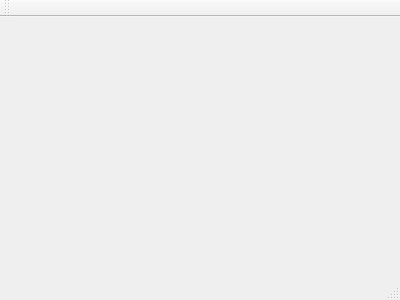
First picture: the form in mainwindow.ui, repository azlan/xiew, before the edit.
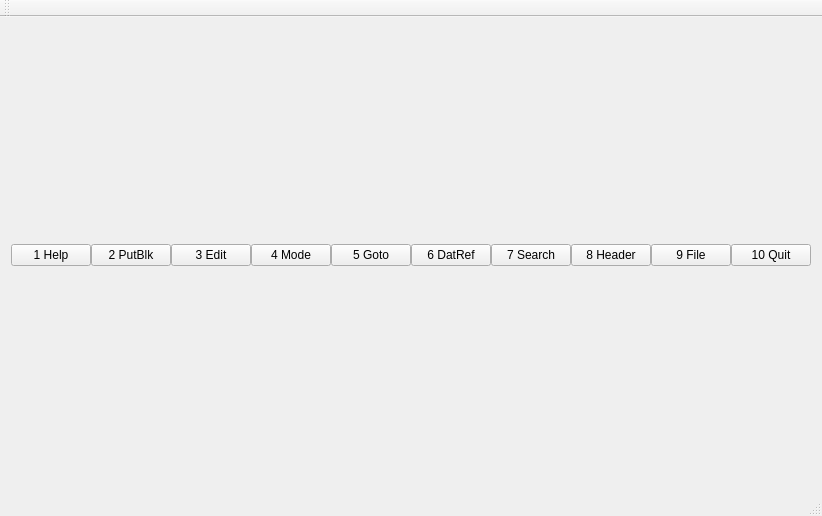
Second picture: the form after the edit.

Commit message: Added buttons and keypress

Diff of the .ui file:
```diff
--- a/mainwindow.ui
+++ b/mainwindow.ui
@@ -6,8 +6,8 @@
    <rect>
     <x>0</x>
     <y>0</y>
-    <width>400</width>
-    <height>300</height>
+    <width>770</width>
+    <height>516</height>
    </rect>
   </property>
   <property name="windowTitle">
@@ -16,7 +16,144 @@
   <widget class="QWidget" name="centralWidget">
    <layout class="QVBoxLayout" name="verticalLayout_2">
     <item>
-     <layout class="QVBoxLayout" name="verticalLayout"/>
+     <layout class="QHBoxLayout" name="layoutMain"/>
+    </item>
+    <item>
+     <layout class="QHBoxLayout" name="horizontalLayout">
+      <property name="spacing">
+       <number>0</number>
+      </property>
+      <item>
+       <widget class="QPushButton" name="pushButtonF1">
+        <property name="sizePolicy">
+         <sizepolicy hsizetype="Expanding" vsizetype="Fixed">
+          <horstretch>0</horstretch>
+          <verstretch>0</verstretch>
+         </sizepolicy>
+        </property>
+        <property name="text">
+         <string>1 Help</string>
+        </property>
+       </widget>
+      </item>
+      <item>
+       <widget class="QPushButton" name="pushButtonF2">
+        <property name="sizePolicy">
+         <sizepolicy hsizetype="Expanding" vsizetype="Fixed">
+          <horstretch>0</horstretch>
+          <verstretch>0</verstretch>
+         </sizepolicy>
+        </property>
+        <property name="text">
+         <string>2 PutBlk</string>
+        </property>
+       </widget>
+      </item>
+      <item>
+       <widget class="QPushButton" name="pushButtonF3">
+        <property name="sizePolicy">
+         <sizepolicy hsizetype="Expanding" vsizetype="Fixed">
+          <horstretch>0</horstretch>
+          <verstretch>0</verstretch>
+         </sizepolicy>
+        </property>
+        <property name="text">
+         <string>3 Edit</string>
+        </property>
+       </widget>
+      </item>
+      <item>
+       <widget class="QPushButton" name="pushButtonF4">
+        <property name="sizePolicy">
+         <sizepolicy hsizetype="Expanding" vsizetype="Fixed">
+          <horstretch>0</horstretch>
+          <verstretch>0</verstretch>
+         </sizepolicy>
+        </property>
+        <property name="text">
+         <string>4 Mode</string>
+        </property>
+       </widget>
+      </item>
+      <item>
+       <widget class="QPushButton" name="pushButtonF5">
+        <property name="sizePolicy">
+         <sizepolicy hsizetype="Expanding" vsizetype="Fixed">
+          <horstretch>0</horstretch>
+          <verstretch>0</verstretch>
+         </sizepolicy>
+        </property>
+        <property name="text">
+         <string>5 Goto</string>
+        </property>
+       </widget>
+      </item>
+      <item>
+       <widget class="QPushButton" name="pushButtonF6">
+        <property name="sizePolicy">
+         <sizepolicy hsizetype="Expanding" vsizetype="Fixed">
+          <horstretch>0</horstretch>
+          <verstretch>0</verstretch>
+         </sizepolicy>
+        </property>
+        <property name="text">
+         <string>6 DatRef</string>
+        </property>
+       </widget>
+      </item>
+      <item>
+       <widget class="QPushButton" name="pushButtonF7">
+        <property name="sizePolicy">
+         <sizepolicy hsizetype="Expanding" vsizetype="Fixed">
+          <horstretch>0</horstretch>
+          <verstretch>0</verstretch>
+         </sizepolicy>
+        </property>
+        <property name="text">
+         <string>7 Search</string>
+        </property>
+       </widget>
+      </item>
+      <item>
+       <widget class="QPushButton" name="pushButtonF8">
+        <property name="sizePolicy">
+         <sizepolicy hsizetype="Expanding" vsizetype="Fixed">
+          <horstretch>0</horstretch>
+          <verstretch>0</verstretch>
+         </sizepolicy>
+        </property>
+        <property name="text">
+         <string>8 Header</string>
+        </property>
+       </widget>
+      </item>
+      <item>
+       <widget class="QPushButton" name="pushButtonF9">
+        <property name="sizePolicy">
+         <sizepolicy hsizetype="Expanding" vsizetype="Fixed">
+          <horstretch>0</horstretch>
+          <verstretch>0</verstretch>
+         </sizepolicy>
+        </property>
+        <property name="text">
+         <string>9 File</string>
+        </property>
+       </widget>
+      </item>
+      <item>
+       <widget class="QPushButton" name="pushButtonF10">
+        <property name="sizePolicy">
+         <sizepolicy hsizetype="Expanding" vsizetype="Fixed">
+          <horstretch>0</horstretch>
+          <verstretch>0</verstretch>
+         </sizepolicy>
+        </property>
+        <property name="text">
+         <string>10 Quit</string>
+        </property>
+       </widget>
+      </item>
+     </layout>
     </item>
    </layout>
   </widget>
```
Left out of the diff: 14 changed lines with no effect on the pictures. The commit also changes 7 other files.
